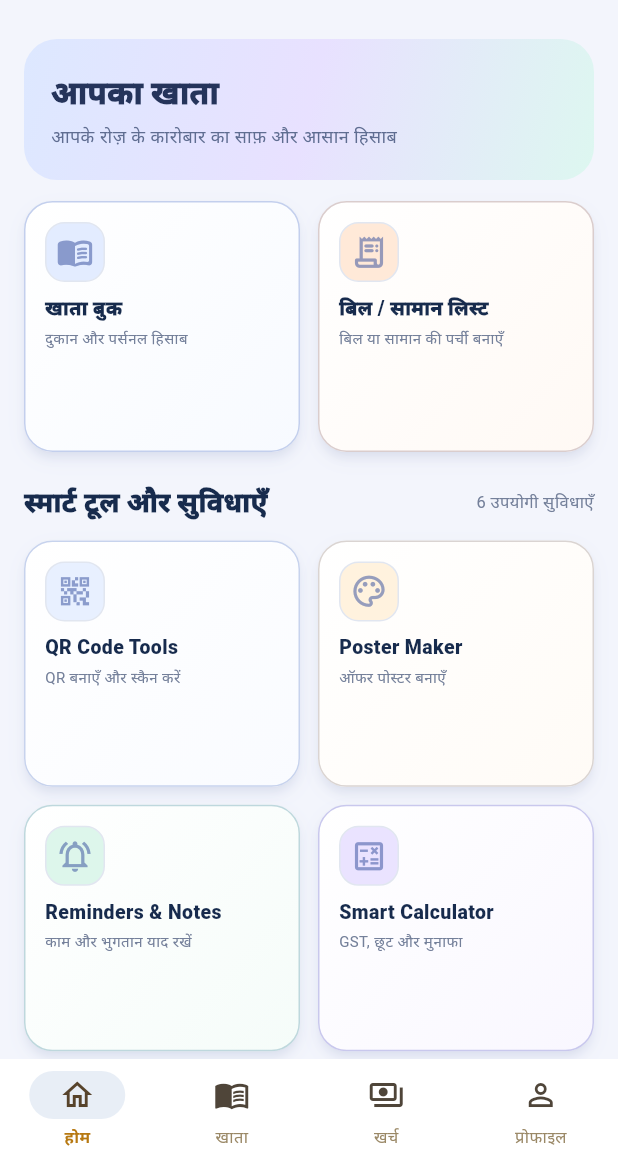
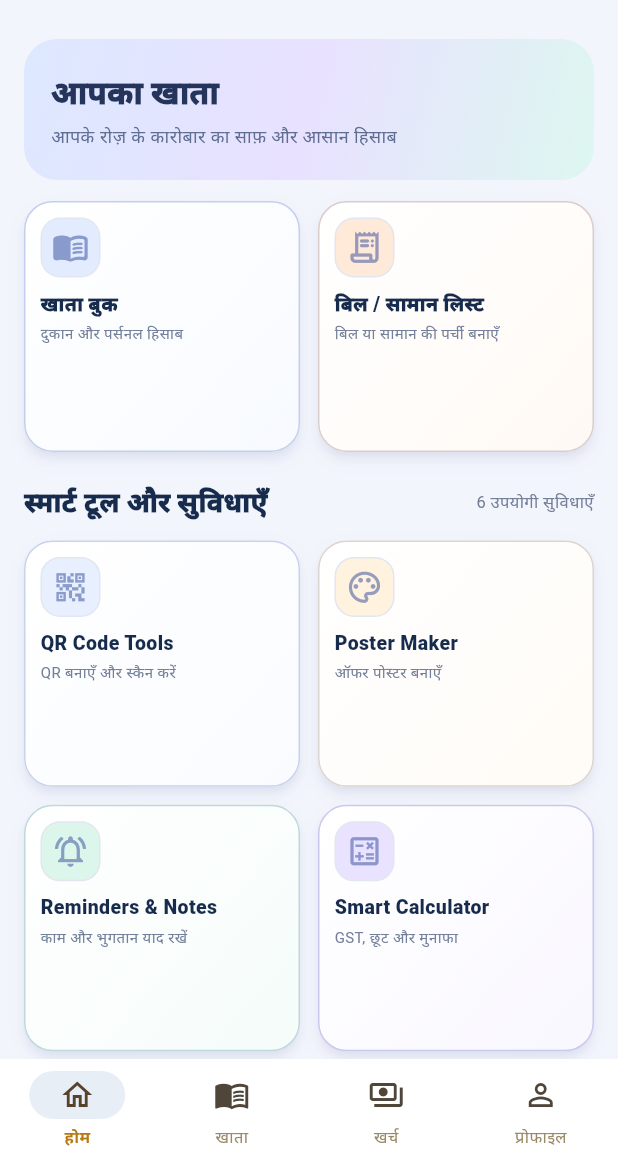
Before and after one commit to annukumar6280-glitch/Bharat-Saathi-, a Flutter app: the screen it shows once a user with an empty profile is signed in, on a phone screen of 412 x 824 dp, the part 75-1236 px from its top. Run offline on Flutter 3.47's test engine with Material 3 defaults, Android fonts, the phone set to English and light mode, and no system bars; our stand-ins replace flutter_map, flutter_secure_storage, geolocator, google_mobile_ads, image_picker, latlong2 and 8 more; missing offline and left inert: mobile_scanner; accounts and stored records are empty; network calls fail.

Commit message:
Tighten dashboard tile padding to eliminate vertical overflow

```diff
--- a/lib/main.dart
+++ b/lib/main.dart
@@ -582,7 +582,7 @@ class Dashboard extends StatelessWidget {
         onTap: tap,
         borderRadius: BorderRadius.circular(19),
         child: Container(
-          padding: const EdgeInsets.all(13),
+          padding: const EdgeInsets.all(10),
           decoration: BoxDecoration(
             borderRadius: BorderRadius.circular(19),
             gradient: LinearGradient(begin: Alignment.topLeft,end: Alignment.bottomRight,colors: darkModeEnabled ? [const Color(0xFF1C2D47),const Color(0xFF17263B)] : [Colors.white,Color.lerp(iconBg,Colors.white,.72)!]),
```
